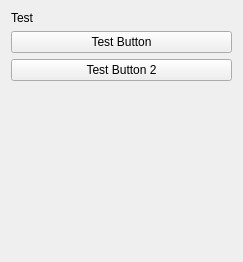
Qt form fe/main.ui (C-MILL/laser) before a commit.
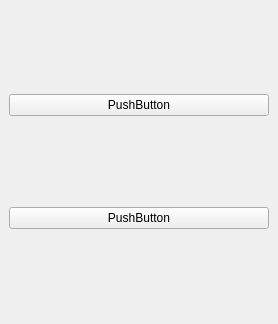
The same form after that commit.

The edit to the form file:
```diff
--- a/fe/main.ui
+++ b/fe/main.ui
@@ -1,58 +1,36 @@
 <?xml version="1.0" encoding="UTF-8"?>
 <ui version="4.0">
- <class>Form</class>
- <widget class="QWidget" name="Form">
+ <class>MainWindow</class>
+ <widget class="QMainWindow" name="MainWindow">
   <property name="geometry">
    <rect>
     <x>0</x>
     <y>0</y>
-    <width>243</width>
-    <height>262</height>
+    <width>278</width>
+    <height>324</height>
    </rect>
   </property>
   <property name="windowTitle">
    <string>Form</string>
   </property>
-  <layout class="QVBoxLayout" name="verticalLayout_2">
-   <item>
+  <widget class="QWidget" name="centralwidget">
     <layout class="QVBoxLayout" name="verticalLayout">
-     <item>
-      <widget class="QLabel" name="label">
-       <property name="text">
-        <string>Test</string>
-       </property>
-      </widget>
-     </item>
      <item>
       <widget class="QPushButton" name="pushButton">
        <property name="text">
-        <string>Test Button</string>
+       <string>PushButton</string>
        </property>
       </widget>
      </item>
      <item>
       <widget class="QPushButton" name="pushButton_2">
        <property name="text">
-        <string>Test Button 2</string>
+       <string>PushButton</string>
        </property>
       </widget>
      </item>
-     <item>
-      <spacer name="verticalSpacer">
-       <property name="orientation">
-        <enum>Qt::Vertical</enum>
-       </property>
-       <property name="sizeHint" stdset="0">
-        <size>
-         <width>20</width>
-         <height>40</height>
-        </size>
-       </property>
-      </spacer>
-     </item>
-    </layout>
-   </item>
-  </layout>
+   </layout>
+  </widget>
  </widget>
  <resources/>
  <connections/>
```
Left out of the diff: 2 changed lines with no effect on the pictures. Lines whose indentation alone changed are shown as unchanged.
